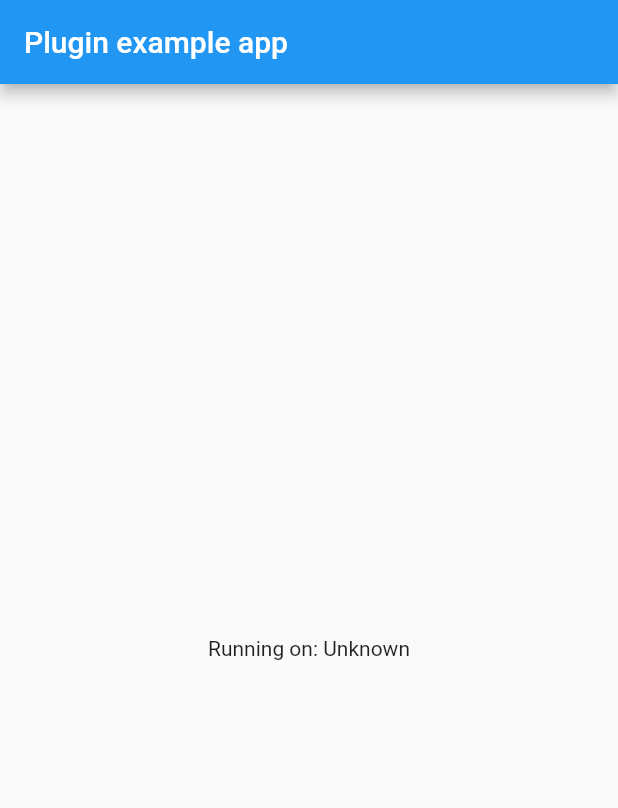
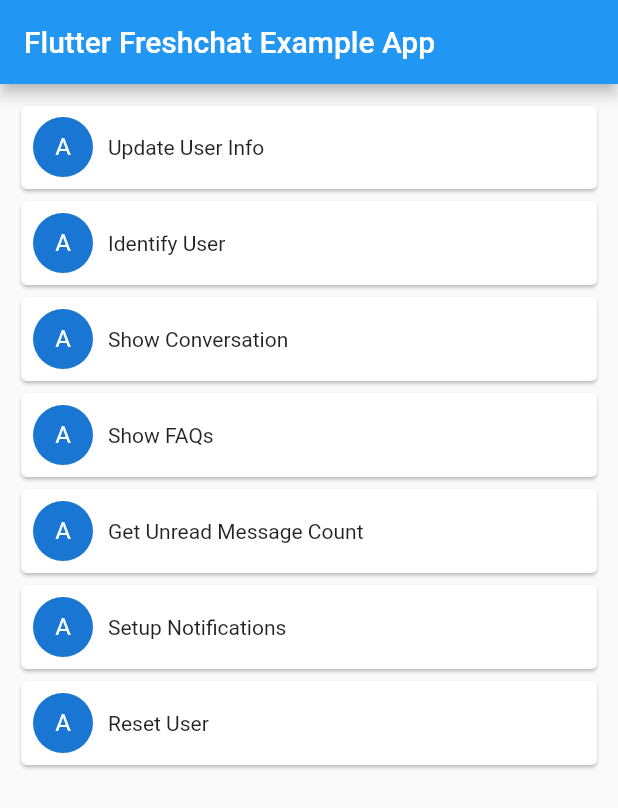
Before and after one commit to fayeed/flutter_freshchat, a Flutter app: the screen it shows after launch, on a phone screen of 412 x 824 dp. Shown: the top 808 px of the screen. Run offline on Flutter 3.47's test engine with Material 2 defaults, Android fonts, the light colour scheme and no system bars; our stand-ins replace localstorage; statements that could not run were skipped.

Commit message:
example updated

```diff
--- a/example/lib/main.dart
+++ b/example/lib/main.dart
@@ -1,6 +1,7 @@
 import 'package:flutter/material.dart';
 import 'dart:async';
-
+import 'update_userinfo_screen.dart';
+import 'package:localstorage/localstorage.dart';
 import 'package:flutter_freshchat/flutter_freshchat.dart';
 
 void main() => runApp(MyApp());
@@ -11,7 +12,61 @@
 }
 
 class _MyAppState extends State<MyApp> {
-  String _platformVersion = 'Unknown';
+  final scaffoldKey = GlobalKey<ScaffoldState>();
+  List<Item> items = [
+    Item(
+        text: 'Update User Info',
+        onTap: (context) {
+          Navigator.push(context,
+              MaterialPageRoute(builder: (context) => UpdateUserInfoScreen()));
+        }),
+    Item(
+        text: 'Identify User',
+        onTap: (context) async {
+          LocalStorage storage = LocalStorage('example_storage');
+          //Navigate to update email ID and name screen
+          String uid = await storage.getItem('uid');
+          String restoreId = await storage.getItem('restoreId');
+          if (uid == null) {
+            Scaffold.of(context).showSnackBar(
+                SnackBar(content: Text("Please update the user info")));
+          } else if (restoreId == null) {
+            String newRestoreId =
+                await FlutterFreshchat.identifyUser(externalID: uid);
+            await storage.setItem('restoreId', newRestoreId);
+          } else {
+            await FlutterFreshchat.identifyUser(
+                externalID: uid, restoreID: restoreId);
+          }
+        }),
+    Item(
+        text: 'Show Conversation',
+        onTap: (context) async {
+          await FlutterFreshchat.showConversations();
+        }),
+    Item(
+        text: 'Show FAQs',
+        onTap: (context) async {
+          await FlutterFreshchat.showFAQs();
+        }),
+    Item(
+        text: 'Get Unread Message Count',
+        onTap: (context) async {
+          dynamic val = await FlutterFreshchat.getUnreadMsgCount();
+          Scaffold.of(context)
+              .showSnackBar(SnackBar(content: Text("Message count $val")));
+        }),
+    Item(
+        text: 'Setup Notifications',
+        onTap: () {
+          //Navigate to update email ID and name screen
+        }),
+    Item(
+        text: 'Reset User',
+        onTap: (context) async {
+          await FlutterFreshchat.resetUser();
+        }),
+  ];
 
   @override
   void initState() {
@@ -20,26 +75,71 @@
   }
 
   Future<void> initPlatformState() async {
-    print(await FlutterFreshchat.init(
+    await FlutterFreshchat.init(
         appID: "c55cfd7e-b3d1-4496-a85e-bbb477bf12b4",
-        appKey: "4d17dc37-4aca-4c6f-bd5d-8ae660d9cf33"));
-    await FlutterFreshchat.updateUserInfo(
-        firstName: "fayeed", email: "fayeed@live.com");
-    print(await FlutterFreshchat.identifyUser(externalID: "fayeed@live.com"));
-    await FlutterFreshchat.showConversations();
+        appKey: "4d17dc37-4aca-4c6f-bd5d-8ae660d9cf33");
   }
 
   @override
   Widget build(BuildContext context) {
     return MaterialApp(
       home: Scaffold(
+        key: scaffoldKey,
         appBar: AppBar(
-          title: const Text('Plugin example app'),
+          title: const Text('Flutter Freshchat Example App'),
         ),
-        body: Center(
-          child: Text('Running on: $_platformVersion\n'),
+        body: ListView.builder(
+          padding: const EdgeInsets.all(10.0),
+          itemBuilder: (context, i) {
+            return ListItem(
+              item: items[i].text,
+              onTap: () => items[i].onTap(context),
+            );
+          },
+          itemCount: items.length,
         ),
       ),
     );
   }
 }
+
+class ListItem extends StatelessWidget {
+  String item;
+  Function onTap;
+
+  ListItem({@required String item, @required Function onTap}) {
+    this.item = item;
+    this.onTap = onTap;
+  }
+
+  @override
+  Widget build(BuildContext context) {
+    return GestureDetector(
+      onTap: onTap,
+      child: Card(
+        child: Container(
+          padding: EdgeInsets.all(8.0),
+          child: Row(
+            children: <Widget>[
+              new CircleAvatar(
+                child: Text('A'),
+              ),
+              Padding(padding: EdgeInsets.only(right: 10.0)),
+              Text(item)
+            ],
+          ),
+        ),
+      ),
+    );
+  }
+}
+
+class Item {
+  String text;
+  Function onTap;
+
+  Item({@required String text, @required Function onTap}) {
+    this.text = text;
+    this.onTap = onTap;
+  }
+}
```
Also changed, not shown: example/lib/update_userinfo_screen.dart (added, +83 -0 lines), example/pubspec.yaml (+2 -6 lines), example/pubspec.lock, 1 other file.
